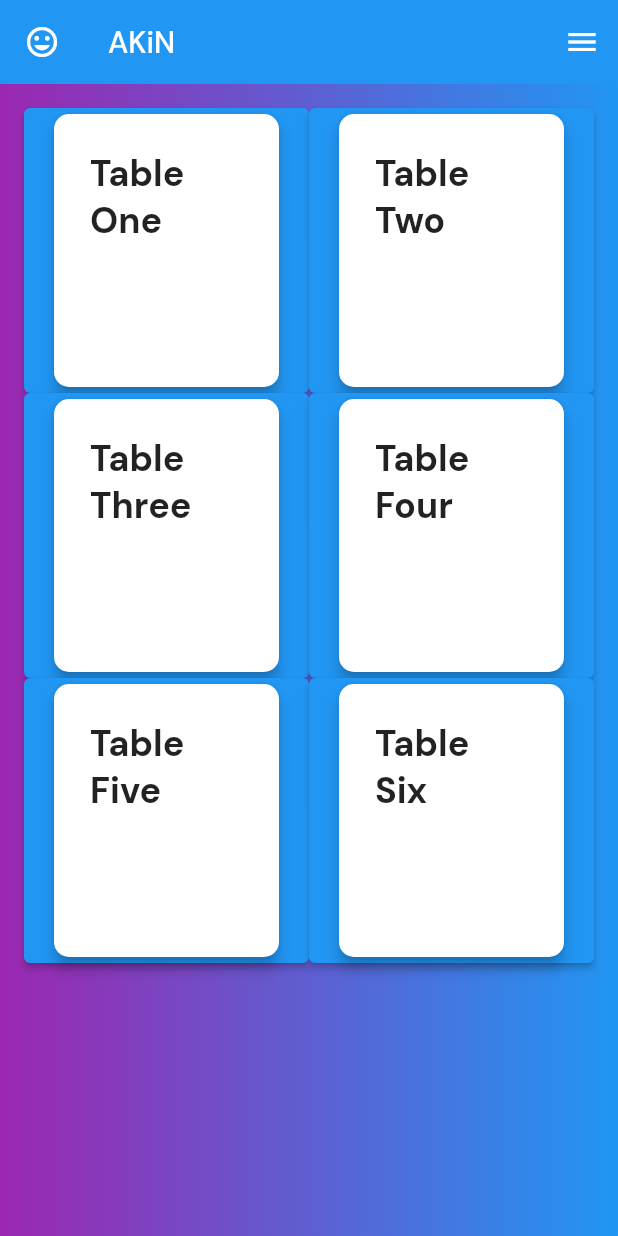
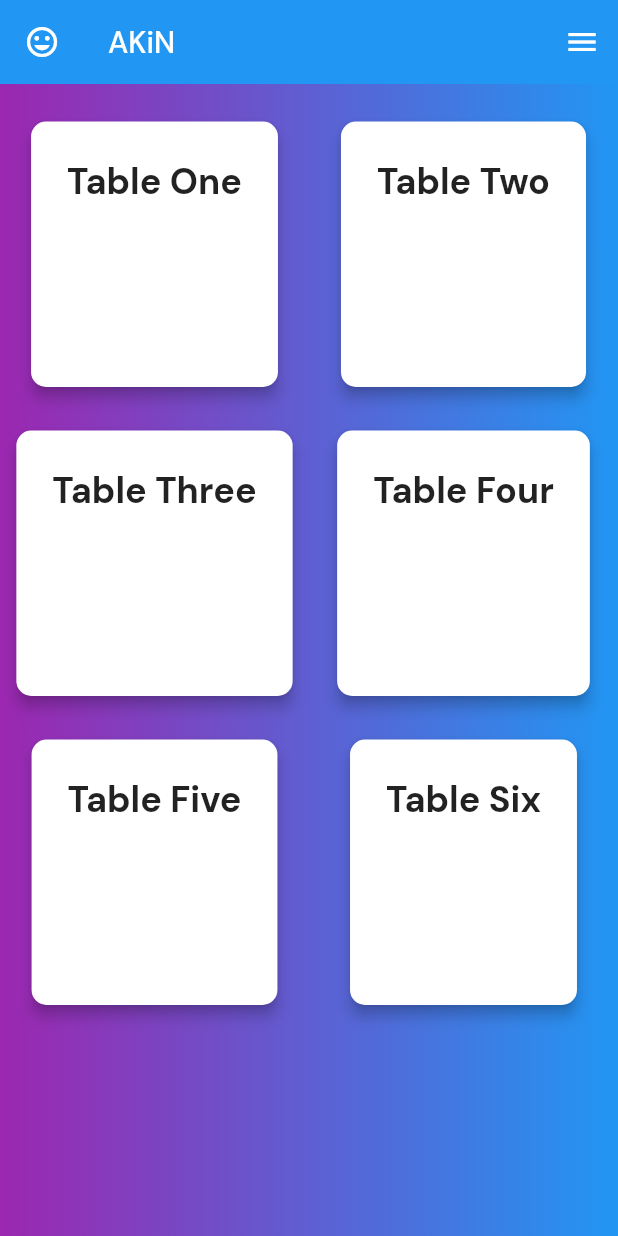
Before and after one commit to gipsycloud/akin, a Flutter app: the screen it shows after launch, on a phone screen of 412 x 824 dp. Run offline on Flutter 3.47's test engine with Material 2 defaults, Android fonts, the phone set to English and light mode, and no system bars; our stand-ins replace flutter_svg, google_fonts, hive, hive_flutter; accounts and stored records are empty.

Commit message:
modified order and table

```diff
--- a/lib/order/order.dart
+++ b/lib/order/order.dart
@@ -2,7 +2,6 @@
 import 'package:akin/model/product.dart';
 import 'package:akin/order/item_card.dart';
 import 'package:akin/screen/details.dart';
-import 'package:akin/order/item_card.dart';
 import 'package:akin/widget/constants.dart';
 import 'package:flutter/material.dart';
 
--- a/lib/table/table_card.dart
+++ b/lib/table/table_card.dart
@@ -16,15 +16,20 @@
             end: Alignment.centerRight,
             colors: [Colors.purple, Colors.blue]),
       ),
-      child: Container(
-        padding: const EdgeInsets.all(16.0),
       child: GridView.builder(
-          gridDelegate: const SliverGridDelegateWithFixedCrossAxisCount(
-              crossAxisCount: 2),
+        gridDelegate:
+            const SliverGridDelegateWithFixedCrossAxisCount(crossAxisCount: 2),
         itemCount: tabledata.length,
         itemBuilder: (context, index) {
           // return Image.asset(tables[index].image);
           return ElevatedButton(
+            style: ButtonStyle(
+                side: MaterialStateProperty.all(BorderSide.none),
+                shadowColor: MaterialStateProperty.all(Colors.transparent),
+                overlayColor: MaterialStateProperty.all(Colors.transparent),
+                backgroundColor: MaterialStateProperty.all(Colors.transparent),
+                padding:
+                    MaterialStateProperty.all(const EdgeInsets.only(top: 21))),
             onPressed: () {
               Navigator.push(
                   context,
@@ -56,7 +61,6 @@
           );
         },
       ),
-      ),
     );
   }
 }
```
Lines whose indentation alone changed are shown as unchanged.
